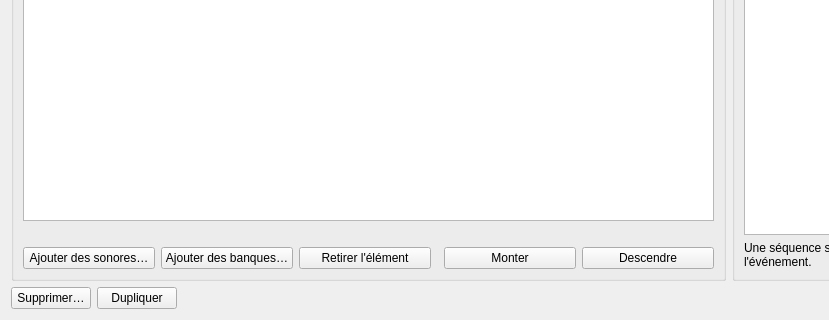
Old version of the form src/machincast/interface/ui/fiche_sequence.ui in the repository dascritch/machincast; both pictures show x 0 to 829 and y 380 to 700 of the 1100 by 700 pixel window.
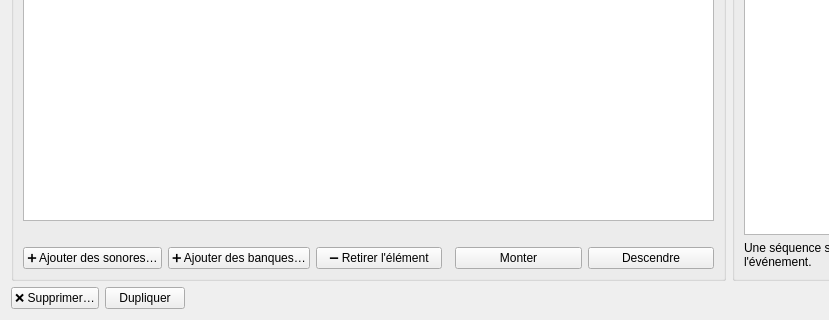
New version of the form.

```diff
--- a/src/machincast/interface/ui/fiche_sequence.ui
+++ b/src/machincast/interface/ui/fiche_sequence.ui
@@ -119,21 +119,21 @@
           <item>
            <widget class="QPushButton" name="ajouter_sonores">
             <property name="text">
-             <string>Ajouter des sonores…</string>
+             <string>➕ Ajouter des sonores…</string>
             </property>
            </widget>
           </item>
           <item>
            <widget class="QPushButton" name="ajouter_banques">
             <property name="text">
-             <string>Ajouter des banques…</string>
+             <string>➕ Ajouter des banques…</string>
             </property>
            </widget>
           </item>
           <item>
            <widget class="QPushButton" name="retirer_element">
             <property name="text">
-             <string>Retirer l'élément</string>
+             <string>➖ Retirer l'élément</string>
             </property>
            </widget>
           </item>
@@ -196,7 +196,7 @@
      <item>
       <widget class="QPushButton" name="supprimer">
        <property name="text">
-        <string>Supprimer…</string>
+        <string>❌ Supprimer…</string>
        </property>
        <property name="toolTip">
         <string>Supprime l'élément de la base, après confirmation ; aucun fichier n'est touché.</string>
```
